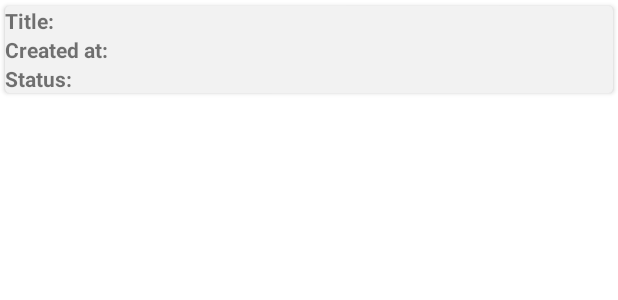
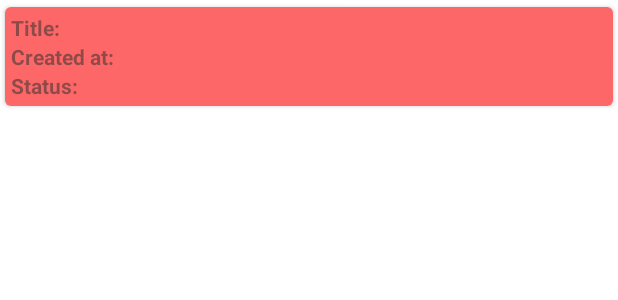
Before and after one commit to DimaSolovev/android-git-search, an Android app: the layout issue_item.xml on its own in the app's theme, with its tools: preview values and no code run, on a phone screen of 412 x 824 dp. Shown: the top 300 px of the screen. Run offline under Robolectric (Android 15) with nearby library versions, the phone set to English and light mode, and no system bars.

Commit message:
issue card color

```diff
--- a/app/src/main/java/com/dima/githubsearch/adapters/RepoAdapter.java
+++ b/app/src/main/java/com/dima/githubsearch/adapters/RepoAdapter.java
@@ -48,7 +48,8 @@ public class RepoAdapter extends RecyclerView.Adapter<RepoAdapter.RepoViewHolder
     @NonNull
     @Override
     public RepoViewHolder onCreateViewHolder(@NonNull ViewGroup parent, int viewType) {
-        View view = LayoutInflater.from(parent.getContext()).inflate(R.layout.repo_item, parent, false);
+        View view = LayoutInflater.from(parent.getContext())
+                .inflate(R.layout.repo_item, parent, false);
         return new RepoViewHolder(view);
     }
 
--- a/app/src/main/java/com/dima/githubsearch/presenter/MainViewModel.java
+++ b/app/src/main/java/com/dima/githubsearch/presenter/MainViewModel.java
@@ -27,8 +27,8 @@ public class MainViewModel extends AndroidViewModel {
     private final CompositeDisposable compositeDisposable = new CompositeDisposable();
     ApiService apiService = ApiFactory.getInstance().getApiService();
     private int page = 1;
-    private final MutableLiveData<Boolean> isLoading = new MutableLiveData(false);
-    private final MutableLiveData<List<Repo>> repos = new MutableLiveData();
+    private final MutableLiveData<Boolean> isLoading = new MutableLiveData<>(false);
+    private final MutableLiveData<List<Repo>> repos = new MutableLiveData<>();
     private final MutableLiveData<List<Issue>> issues = new MutableLiveData<>();
     private final List<Repo> repoList = new ArrayList<>();
 
--- a/app/src/main/res/layout/issue_item.xml
+++ b/app/src/main/res/layout/issue_item.xml
@@ -1,15 +1,20 @@
 <?xml version="1.0" encoding="utf-8"?>
 <androidx.cardview.widget.CardView xmlns:android="http://schemas.android.com/apk/res/android"
     xmlns:app="http://schemas.android.com/apk/res-auto"
+    xmlns:tools="http://schemas.android.com/tools"
     android:layout_width="match_parent"
     android:layout_height="wrap_content"
     app:cardBackgroundColor="@color/colorCardBackground"
-    app:cardCornerRadius="3dp"
+    app:cardCornerRadius="4dp"
     app:cardUseCompatPadding="true">
 
     <androidx.constraintlayout.widget.ConstraintLayout
+        android:id="@+id/constraintLayoutIssue"
         android:layout_width="match_parent"
-        android:layout_height="wrap_content">
+        android:layout_height="wrap_content"
+        android:alpha="0.8"
+        android:padding="4dp"
+        tools:background="@android:color/holo_red_light">
 
         <TextView
             android:id="@+id/textViewLabelTitle"
--- a/app/src/main/res/values/strings.xml
+++ b/app/src/main/res/values/strings.xml
@@ -2,7 +2,6 @@
     <string name="app_name">GitHub Search</string>
     <string name="error_repo_limit">You have reached the limit repo requests. Try again later</string>
     <string name="error_issue_limit">You have reached the limit issue requests. Try again later</string>
-    <string name="error_default_repo">Cant get default repo. You have reached the limit requests. Try again later</string>
     <string name="repo_avatar">avatar</string>
     <string name="repository_name">Repository name :</string>
     <string name="repository_descr">Repository descr :</string>
```
Also changed, not shown: app/src/main/java/com/dima/githubsearch/adapters/IssueAdapter.java (+13 -7 lines), app/src/main/java/com/dima/githubsearch/models/Issue.java (+6 -12 lines), app/src/main/java/com/dima/githubsearch/models/Repo.java (+7 -15 lines), app/src/main/java/com/dima/githubsearch/models/RepoPayload.java (+5 -2 lines), app/src/main/java/com/dima/githubsearch/models/User.java (+5 -8 lines).
